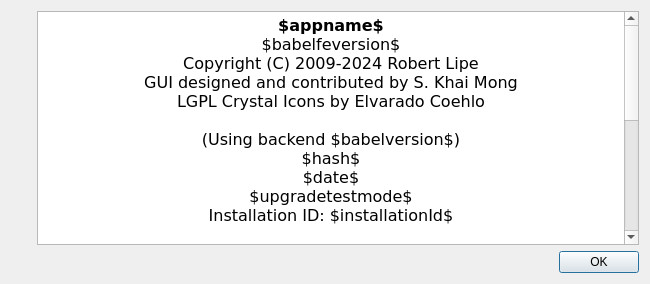
Old version of the form gui/aboutui.ui in the repository GPSBabel/gpsbabel.
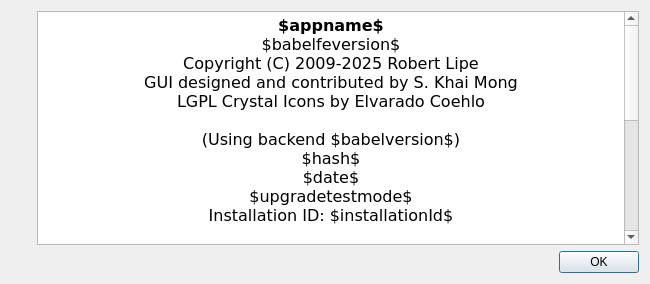
New version of the form. Icons and pictures are not drawn.

Diff of the .ui file:
```diff
--- a/gui/aboutui.ui
+++ b/gui/aboutui.ui
@@ -83,7 +83,7 @@
 &lt;/style&gt;&lt;/head&gt;&lt;body style=&quot; font-family:'DejaVu Sans'; font-size:12pt; font-weight:400; font-style:normal;&quot;&gt;
 &lt;p align=&quot;center&quot; style=&quot; margin-top:0px; margin-bottom:0px; margin-left:0px; margin-right:0px; -qt-block-indent:0; text-indent:0px;&quot;&gt;&lt;span style=&quot; font-weight:600;&quot;&gt;$appname$&lt;/span&gt;&lt;/p&gt;
 &lt;p align=&quot;center&quot; style=&quot; margin-top:0px; margin-bottom:0px; margin-left:0px; margin-right:0px; -qt-block-indent:0; text-indent:0px;&quot;&gt;$babelfeversion$&lt;/p&gt;
-&lt;p align=&quot;center&quot; style=&quot; margin-top:0px; margin-bottom:0px; margin-left:0px; margin-right:0px; -qt-block-indent:0; text-indent:0px;&quot;&gt;Copyright (C) 2009-2024 Robert Lipe&lt;/p&gt;
+&lt;p align=&quot;center&quot; style=&quot; margin-top:0px; margin-bottom:0px; margin-left:0px; margin-right:0px; -qt-block-indent:0; text-indent:0px;&quot;&gt;Copyright (C) 2009-2025 Robert Lipe&lt;/p&gt;
 &lt;p align=&quot;center&quot; style=&quot; margin-top:0px; margin-bottom:0px; margin-left:0px; margin-right:0px; -qt-block-indent:0; text-indent:0px;&quot;&gt;GUI designed and contributed by S. Khai Mong&lt;/p&gt;
 &lt;p align=&quot;center&quot; style=&quot; margin-top:0px; margin-bottom:0px; margin-left:0px; margin-right:0px; -qt-block-indent:0; text-indent:0px;&quot;&gt;LGPL Crystal Icons by Elvarado Coehlo&lt;/p&gt;
 &lt;p align=&quot;center&quot; style=&quot;-qt-paragraph-type:empty; margin-top:0px; margin-bottom:0px; margin-left:0px; margin-right:0px; -qt-block-indent:0; text-indent:0px;&quot;&gt;&lt;br /&gt;&lt;/p&gt;
```
